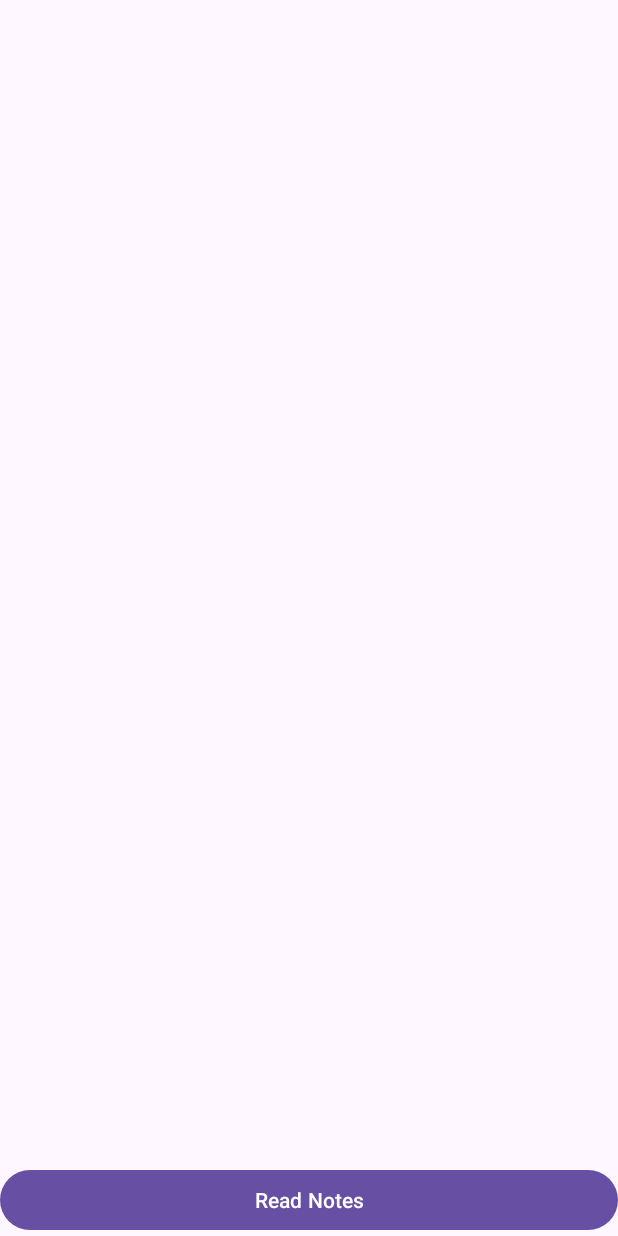
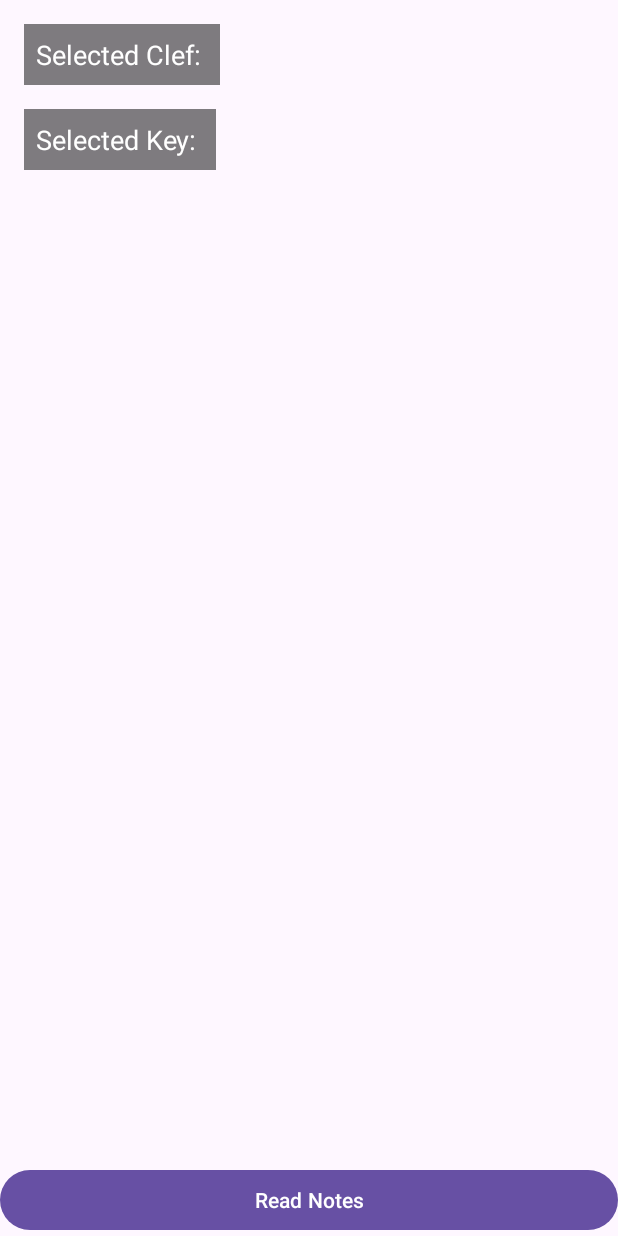
Before and after one commit to MedicMedic/WaveletDNNWeatherCameraApp, an Android app: the AnalysisActivity screen opened directly, with no data from a screen before it, on a phone screen of 412 x 824 dp. Run offline under Robolectric (Android 15) with nearby library versions, the phone set to English and light mode, and no system bars; 1 statement that could not run was skipped.

Commit message:
Spinner item works, oops, forgot that but it's all good now

```diff
--- a/app/src/main/java/com/example/noteanalyzer/AnalysisActivity.kt
+++ b/app/src/main/java/com/example/noteanalyzer/AnalysisActivity.kt
@@ -13,6 +13,7 @@ import android.os.Build
 import android.os.Handler
 import android.os.Looper
 import android.provider.MediaStore
+import android.util.Log
 import java.text.SimpleDateFormat
 import java.util.Locale
 
@@ -22,8 +23,8 @@ class AnalysisActivity : AppCompatActivity() {
         setContentView(R.layout.activity_analysis)
 
         val imageUriString = intent.getStringExtra("image_uri")
-        val selectedClef = intent.getStringExtra("selected_clef")
-        val selectedKey = intent.getStringExtra("selected_key")
+        val selectedClef = intent.getStringExtra("selected_clef") ?: "Selected Clef: "
+        val selectedKey = intent.getStringExtra("selected_key") ?: "Selected Key: "
 
         val imageUri = Uri.parse(imageUriString)
 
@@ -36,6 +37,9 @@ class AnalysisActivity : AppCompatActivity() {
         val keyTextView: TextView = findViewById(R.id.selected_key)
         clefTextView.text = selectedClef
         keyTextView.text = selectedKey
+        Log.d("AnalysisActivity", "Clef Text: ${clefTextView.text}")
+        Log.d("AnalysisActivity", "Key Text: ${keyTextView.text}")
+
 
         val readNotesButton: Button = findViewById(R.id.read_notes_button)
         val progressLoader: ProgressBar = findViewById(R.id.progress_loader)
--- a/app/src/main/java/com/example/noteanalyzer/MainActivity.kt
+++ b/app/src/main/java/com/example/noteanalyzer/MainActivity.kt
@@ -33,6 +33,8 @@ class MainActivity : AppCompatActivity(), AdapterView.OnItemSelectedListener {
     private lateinit var cameraExecutor: ExecutorService
     private var selectedClef: String? = null
     private var selectedKey: String? = null
+    private lateinit var clefSpinner: Spinner
+    private lateinit var keySpinner: Spinner
 
     override fun onCreate(savedInstanceState: Bundle?) {
         super.onCreate(savedInstanceState)
@@ -51,7 +53,7 @@ class MainActivity : AppCompatActivity(), AdapterView.OnItemSelectedListener {
         viewBinding.uploadImageButton.setOnClickListener { selectImageFromGallery() }
 
         //Set up spinners
-        val clefSpinner: Spinner = findViewById(R.id.clef_spinner)
+        clefSpinner = findViewById(R.id.clef_spinner)
         // Create an ArrayAdapter using the string array and a default spinner layout.
         ArrayAdapter.createFromResource(
             this,
@@ -63,7 +65,7 @@ class MainActivity : AppCompatActivity(), AdapterView.OnItemSelectedListener {
             clefSpinner.adapter = adapter
         }
         clefSpinner.onItemSelectedListener = this
-        val keySpinner: Spinner = findViewById(R.id.key_spinner)
+        keySpinner = findViewById(R.id.key_spinner)
         // Create an ArrayAdapter using the string array and a default spinner layout.
         ArrayAdapter.createFromResource(
             this,
@@ -120,6 +122,9 @@ class MainActivity : AppCompatActivity(), AdapterView.OnItemSelectedListener {
                     val msg = "Photo capture succeeded: ${output.savedUri}"
                     Toast.makeText(baseContext, msg, Toast.LENGTH_SHORT).show()
                     Log.d(TAG, msg)
+
+                    selectedClef = clefSpinner.selectedItem.toString()
+                    selectedKey = keySpinner.selectedItem.toString()
 
                     val intent = Intent(this@MainActivity, AnalysisActivity::class.java).apply {
                         putExtra("image_uri", output.savedUri.toString())
--- a/app/src/main/res/layout/activity_analysis.xml
+++ b/app/src/main/res/layout/activity_analysis.xml
@@ -14,7 +14,7 @@
         app:layout_constraintTop_toTopOf="parent"
         app:layout_constraintStart_toStartOf="parent"
         app:layout_constraintEnd_toEndOf="parent"
-        app:layout_constraintBottom_toBottomOf="parent"/>
+        app:layout_constraintBottom_toBottomOf="parent" />
 
 
     <Button
@@ -40,18 +40,26 @@
         android:layout_width="wrap_content"
         android:layout_height="wrap_content"
         android:text="@string/selected_clef"
+        android:textColor="#FFFFFF"
+        android:textSize="18sp"
+        android:background="#80000000"
+        android:padding="8dp"
         app:layout_constraintStart_toStartOf="parent"
         app:layout_constraintTop_toTopOf="parent"
-        android:padding="16dp" />
+        android:layout_margin="16dp" />
 
     <TextView
         android:id="@+id/selected_key"
         android:layout_width="wrap_content"
         android:layout_height="wrap_content"
-        android:text="@string/selected_text"
+        android:text="@string/selected_key"
+        android:textColor="#FFFFFF"
+        android:textSize="18sp"
+        android:background="#80000000"
+        android:padding="8dp"
         app:layout_constraintStart_toStartOf="parent"
         app:layout_constraintTop_toBottomOf="@id/selected_clef"
-        android:padding="16dp" />
+        android:layout_margin="16dp" />
 
     <androidx.constraintlayout.widget.Guideline
         android:id="@+id/vertical_centerline"
--- a/app/src/main/res/values/strings.xml
+++ b/app/src/main/res/values/strings.xml
@@ -3,7 +3,7 @@
     <string name="take_photo">Take Photo</string>
     <string name="upload_button">Upload Image</string>
     <string name="selected_clef">Selected Clef:</string>
-    <string name="selected_text">Selected Text:</string>
+    <string name="selected_key">Selected Key:</string>
     <string-array name="clef_array">
         <item>G/Treble Clef</item>
         <item>F/Bass Clef</item>
```
